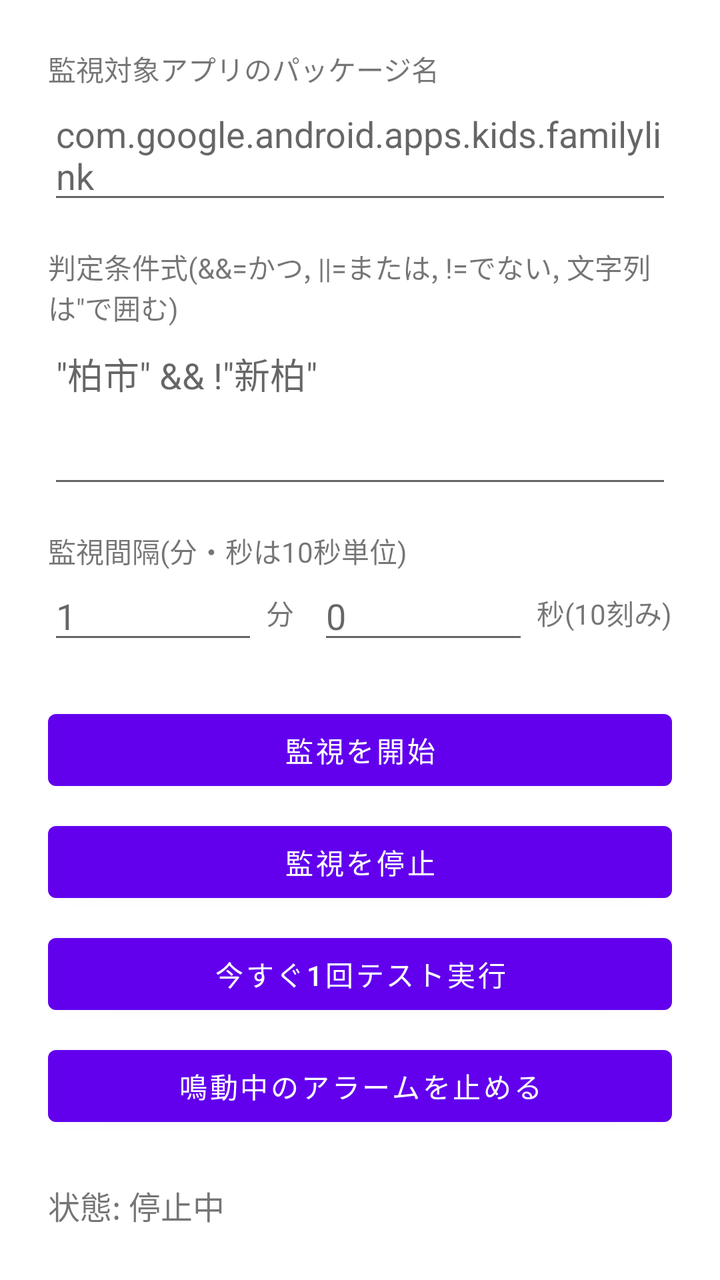
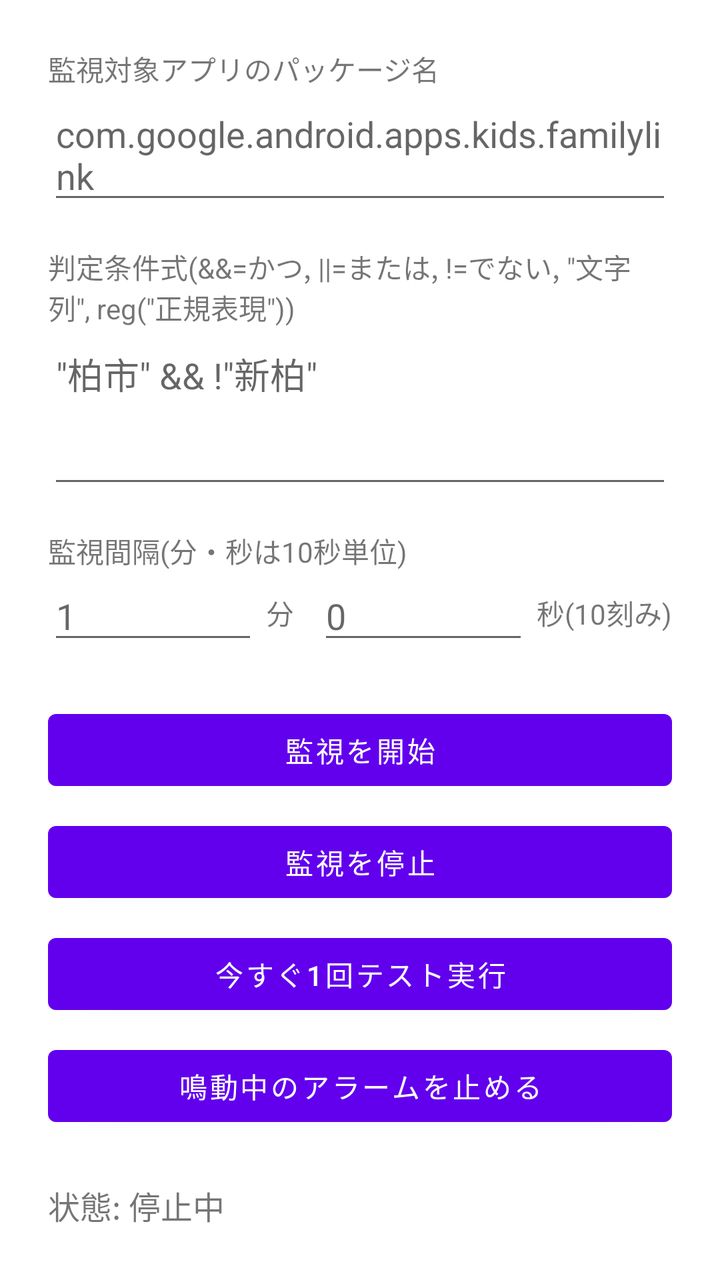

The first picture is an Android layout as it rendered before a commit; the second is the same layout after the commit. The layout source and the unified diff follow.
<!-- AndroidManifest.xml: application theme Theme.FamilyWatch -->
<!-- res/layout/activity_main.xml -->
<?xml version="1.0" encoding="utf-8"?>
<LinearLayout xmlns:android="http://schemas.android.com/apk/res/android"
    android:layout_width="match_parent"
    android:layout_height="match_parent"
    android:orientation="vertical"
    android:padding="24dp">

    <TextView
        android:layout_width="wrap_content"
        android:layout_height="wrap_content"
        android:text="監視対象アプリのパッケージ名"
        android:textSize="14sp" />

    <EditText
        android:id="@+id/editPackage"
        android:layout_width="match_parent"
        android:layout_height="wrap_content"
        android:hint="com.google.android.apps.kids.familylink" />

    <TextView
        android:layout_width="wrap_content"
        android:layout_height="wrap_content"
        android:layout_marginTop="16dp"
        android:text="判定条件式(&amp;&amp;=かつ, ||=または, !=でない, 文字列は&quot;で囲む)"
        android:textSize="14sp" />

    <EditText
        android:id="@+id/editCondition"
        android:layout_width="match_parent"
        android:layout_height="wrap_content"
        android:minLines="3"
        android:maxLines="6"
        android:gravity="top"
        android:inputType="textMultiLine"
        android:hint="&quot;柏市&quot; &amp;&amp; !&quot;新柏&quot;" />

    <TextView
        android:layout_width="wrap_content"
        android:layout_height="wrap_content"
        android:layout_marginTop="16dp"
        android:text="監視間隔(分・秒は10秒単位)"
        android:textSize="14sp" />

    <LinearLayout
        android:layout_width="match_parent"
        android:layout_height="wrap_content"
        android:orientation="horizontal"
        android:gravity="center_vertical">

        <EditText
            android:id="@+id/editIntervalMin"
            android:layout_width="0dp"
            android:layout_height="wrap_content"
            android:layout_weight="1"
            android:inputType="number"
            android:hint="1" />

        <TextView
            android:layout_width="wrap_content"
            android:layout_height="wrap_content"
            android:layout_marginStart="4dp"
            android:layout_marginEnd="12dp"
            android:text="分" />

        <EditText
            android:id="@+id/editIntervalSec"
            android:layout_width="0dp"
            android:layout_height="wrap_content"
            android:layout_weight="1"
            android:inputType="number"
            android:hint="0" />

        <TextView
            android:layout_width="wrap_content"
            android:layout_height="wrap_content"
            android:layout_marginStart="4dp"
            android:text="秒(10刻み)" />
    </LinearLayout>

    <Button
        android:id="@+id/btnStart"
        android:layout_width="match_parent"
        android:layout_height="wrap_content"
        android:layout_marginTop="24dp"
        android:text="監視を開始" />

    <Button
        android:id="@+id/btnStop"
        android:layout_width="match_parent"
        android:layout_height="wrap_content"
        android:layout_marginTop="8dp"
        android:text="監視を停止" />

    <Button
        android:id="@+id/btnTestCapture"
        android:layout_width="match_parent"
        android:layout_height="wrap_content"
        android:layout_marginTop="8dp"
        android:text="今すぐ1回テスト実行" />

    <Button
        android:id="@+id/btnStopAlarm"
        android:layout_width="match_parent"
        android:layout_height="wrap_content"
        android:layout_marginTop="8dp"
        android:text="鳴動中のアラームを止める" />

    <TextView
        android:id="@+id/statusText"
        android:layout_width="match_parent"
        android:layout_height="wrap_content"
        android:layout_marginTop="24dp"
        android:text="状態: 停止中"
        android:textSize="16sp" />

</LinearLayout>
<!-- resources referenced by this layout -->
<resources>
  <style name="Theme.FamilyWatch" parent="Theme.MaterialComponents.DayNight.NoActionBar" />
</resources>

<!-- the commit's change to res/layout/activity_main.xml (unified diff, before → after) -->
@@ -21,7 +21,7 @@
         android:layout_width="wrap_content"
         android:layout_height="wrap_content"
         android:layout_marginTop="16dp"
-        android:text="判定条件式(&amp;&amp;=かつ, ||=または, !=でない, 文字列は&quot;で囲む)"
+        android:text="判定条件式(&amp;&amp;=かつ, ||=または, !=でない, &quot;文字列&quot;, reg(&quot;正規表現&quot;))"
         android:textSize="14sp" />
 
     <EditText
